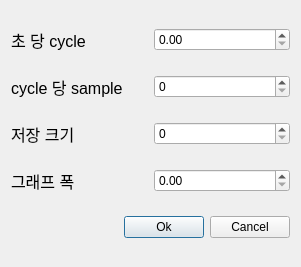
Before: the Qt Designer form settings_dialog.ui in gkdisdhfl1/PowerSimulator, drawn with Qt 5.
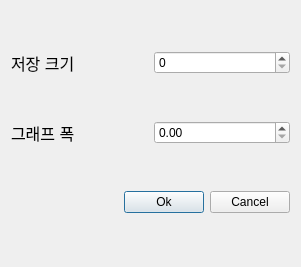
After: the same form once the commit is applied.

Commit message: Feat(ui): 샘플링 컨트롤을 메인 창으로 이동하여 실시간 상호작용 개선

What changed in the file:
```diff
--- a/settings_dialog.ui
+++ b/settings_dialog.ui
@@ -14,44 +14,6 @@
    <string>SettingDialog</string>
   </property>
   <layout class="QVBoxLayout" name="verticalLayout">
-   <item>
-    <layout class="QHBoxLayout" name="horizontalLayout_3">
-     <item>
-      <widget class="QLabel" name="label">
-       <property name="font">
-        <font>
-         <pointsize>12</pointsize>
-        </font>
-       </property>
-       <property name="text">
-        <string>초 당 cycle</string>
-       </property>
-      </widget>
-     </item>
-     <item>
-      <widget class="QDoubleSpinBox" name="samplingCyclesDoubleSpinBox"/>
-     </item>
-    </layout>
-   </item>
-   <item>
-    <layout class="QHBoxLayout" name="horizontalLayout_5">
-     <item>
-      <widget class="QLabel" name="label_3">
-       <property name="font">
-        <font>
-         <pointsize>12</pointsize>
-        </font>
-       </property>
-       <property name="text">
-        <string>cycle 당 sample</string>
-       </property>
-      </widget>
-     </item>
-     <item>
-      <widget class="QSpinBox" name="samplesPerCycleSpinBox"/>
-     </item>
-    </layout>
-   </item>
    <item>
     <layout class="QHBoxLayout" name="horizontalLayout_4">
      <item>
```
The commit also changes 7 other files.
